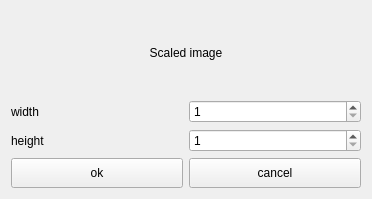
Old version of the form src/scaledialog.ui in the repository dependon/simple-image-filter.
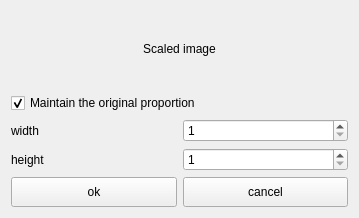
New version of the form. Custom widgets are drawn as their Qt base class.

Commit message: update scale Dialog,add Maintain the original proportion

```diff
--- a/src/scaledialog.ui
+++ b/src/scaledialog.ui
@@ -6,51 +6,35 @@
    <rect>
     <x>0</x>
     <y>0</y>
-    <width>372</width>
-    <height>199</height>
+    <width>359</width>
+    <height>218</height>
    </rect>
   </property>
   <property name="windowTitle">
    <string>Dialog</string>
   </property>
-  <layout class="QGridLayout" name="gridLayout">
-   <item row="3" column="0">
-    <layout class="QHBoxLayout" name="horizontalLayout_3">
+  <layout class="QVBoxLayout" name="verticalLayout">
      <item>
-      <widget class="openImageButton" name="okBtn">
-       <property name="minimumSize">
-        <size>
-         <width>0</width>
-         <height>30</height>
-        </size>
-       </property>
-       <property name="maximumSize">
-        <size>
-         <width>1111111</width>
-         <height>30</height>
-        </size>
-       </property>
+    <widget class="QLabel" name="label_3">
        <property name="text">
-        <string>ok</string>
-       </property>
+      <string>Scaled image</string>
+     </property>
+     <property name="alignment">
+      <set>Qt::AlignCenter</set>
+     </property>
       </widget>
      </item>
      <item>
-      <widget class="PushButton" name="cancelBtn">
-       <property name="minimumSize">
-        <size>
-         <width>0</width>
-         <height>30</height>
-        </size>
-       </property>
+    <widget class="QCheckBox" name="orgCheckBox">
        <property name="text">
-        <string>cancel</string>
-       </property>
-      </widget>
-     </item>
-    </layout>
-   </item>
-   <item row="1" column="0">
+      <string>Maintain the original proportion</string>
+     </property>
+     <property name="checked">
+      <bool>true</bool>
+     </property>
+    </widget>
+   </item>
+   <item>
     <layout class="QHBoxLayout" name="horizontalLayout">
      <item>
       <widget class="Label" name="label">
@@ -71,7 +55,7 @@
      </item>
     </layout>
    </item>
-   <item row="2" column="0">
+   <item>
     <layout class="QHBoxLayout" name="horizontalLayout_2">
      <item>
       <widget class="Label" name="label_2">
@@ -92,15 +76,41 @@
      </item>
     </layout>
    </item>
-   <item row="0" column="0">
-    <widget class="QLabel" name="label_3">
+   <item>
+    <layout class="QHBoxLayout" name="horizontalLayout_3">
+     <item>
+      <widget class="openImageButton" name="okBtn">
+       <property name="minimumSize">
+        <size>
+         <width>0</width>
+         <height>30</height>
+        </size>
+       </property>
+       <property name="maximumSize">
+        <size>
+         <width>1111111</width>
+         <height>30</height>
+        </size>
+       </property>
      <property name="text">
-      <string>Scaled image</string>
-     </property>
-     <property name="alignment">
-      <set>Qt::AlignCenter</set>
-     </property>
-    </widget>
+        <string>ok</string>
+       </property>
+      </widget>
+     </item>
+     <item>
+      <widget class="PushButton" name="cancelBtn">
+       <property name="minimumSize">
+        <size>
+         <width>0</width>
+         <height>30</height>
+        </size>
+       </property>
+       <property name="text">
+        <string>cancel</string>
+       </property>
+      </widget>
+     </item>
+    </layout>
    </item>
   </layout>
  </widget>
```
Lines whose indentation alone changed are shown as unchanged. The commit also changes 2 other files.
